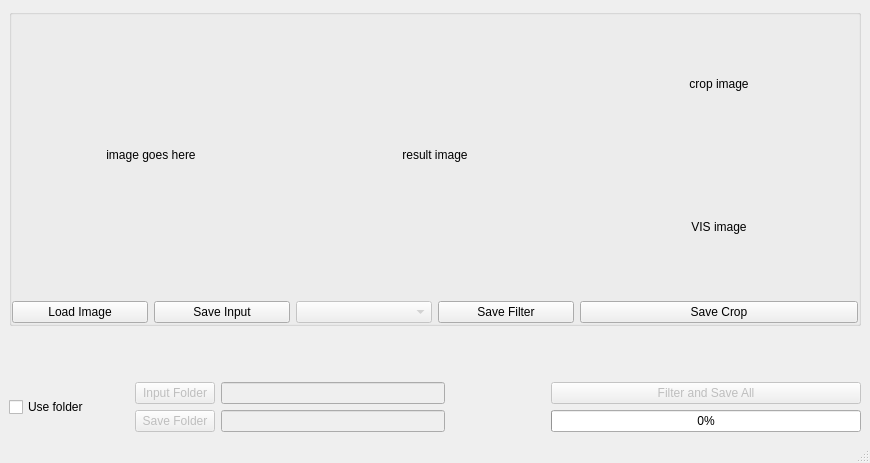
The window that app/ui/design.ui (mpcutino/pipes_gui) describes before a commit, drawn with Qt 5.
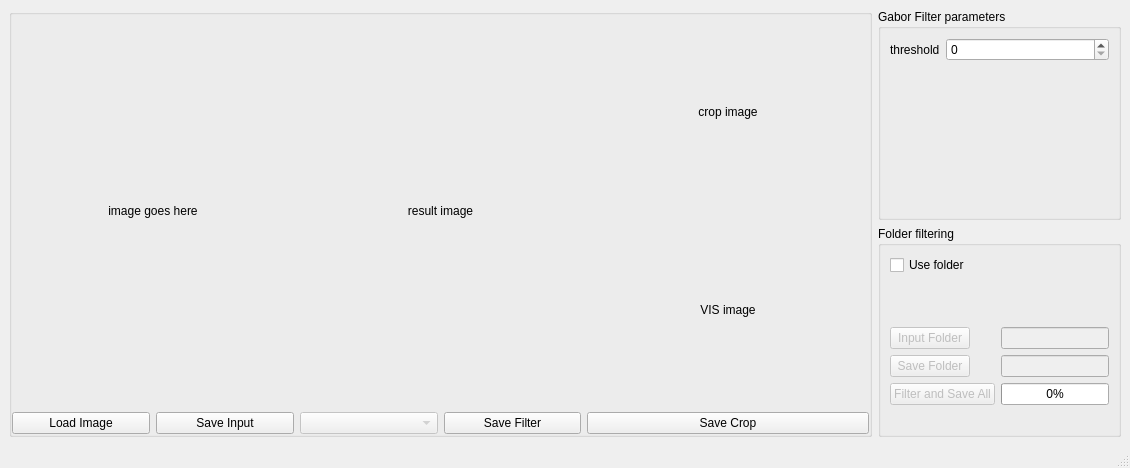
The same window after the commit.

Patch:
```diff
--- a/app/ui/design.ui
+++ b/app/ui/design.ui
@@ -6,15 +6,17 @@
    <rect>
     <x>0</x>
     <y>0</y>
-    <width>870</width>
-    <height>463</height>
+    <width>1130</width>
+    <height>468</height>
    </rect>
   </property>
   <property name="windowTitle">
    <string>MainWindow</string>
   </property>
   <widget class="QWidget" name="centralwidget">
-   <layout class="QVBoxLayout" name="verticalLayout_4" stretch="1,0,0">
+   <layout class="QVBoxLayout" name="verticalLayout_5">
+    <item>
+     <layout class="QHBoxLayout" name="horizontalLayout_6" stretch="3,0">
     <item>
      <widget class="QGroupBox" name="gBox_OneImageTest">
       <property name="enabled">
@@ -147,55 +149,44 @@
      </widget>
     </item>
     <item>
-     <spacer name="verticalSpacer">
-      <property name="orientation">
-       <enum>Qt::Vertical</enum>
-      </property>
-      <property name="sizeType">
-       <enum>QSizePolicy::Maximum</enum>
-      </property>
-      <property name="sizeHint" stdset="0">
-       <size>
-        <width>20</width>
-        <height>50</height>
-       </size>
-      </property>
-     </spacer>
-    </item>
+       <layout class="QVBoxLayout" name="verticalLayout_4">
+        <item>
+         <widget class="QGroupBox" name="gbox_GaborParams">
+          <property name="title">
+           <string>Gabor Filter parameters</string>
+          </property>
+          <layout class="QFormLayout" name="formLayout_4">
+           <item row="0" column="1">
+            <widget class="QSpinBox" name="spinBox_ThrValue">
+             <property name="maximum">
+              <number>255</number>
+             </property>
+            </widget>
+           </item>
+           <item row="0" column="0">
+            <widget class="QLabel" name="label">
+             <property name="text">
+              <string>threshold</string>
+             </property>
+            </widget>
+           </item>
+          </layout>
+         </widget>
+        </item>
     <item>
-     <layout class="QHBoxLayout" name="horizontalLayout_3" stretch="0,0,0,0,0">
-      <property name="sizeConstraint">
-       <enum>QLayout::SetMaximumSize</enum>
-      </property>
-      <property name="topMargin">
-       <number>0</number>
-      </property>
-      <item>
+         <widget class="QGroupBox" name="gBox_UseFolder">
+          <property name="title">
+           <string>Folder filtering</string>
+          </property>
+          <layout class="QFormLayout" name="formLayout_5">
+           <item row="0" column="0">
        <widget class="QCheckBox" name="checkBox_UseFolder">
         <property name="text">
          <string>Use folder</string>
         </property>
        </widget>
       </item>
-      <item>
-       <spacer name="horizontalSpacer_2">
-        <property name="orientation">
-         <enum>Qt::Horizontal</enum>
-        </property>
-        <property name="sizeType">
-         <enum>QSizePolicy::Minimum</enum>
-        </property>
-        <property name="sizeHint" stdset="0">
-         <size>
-          <width>40</width>
-          <height>20</height>
-         </size>
-        </property>
-       </spacer>
-      </item>
-      <item>
-       <layout class="QFormLayout" name="formLayout_2">
-        <item row="3" column="0">
+           <item row="2" column="0">
          <widget class="QPushButton" name="btn_loadInputPath">
           <property name="enabled">
            <bool>false</bool>
@@ -205,14 +196,14 @@
           </property>
          </widget>
         </item>
-        <item row="3" column="1">
+           <item row="2" column="1">
          <widget class="QLineEdit" name="lEdit_FilesLoadPath">
           <property name="enabled">
            <bool>false</bool>
           </property>
          </widget>
         </item>
-        <item row="4" column="0">
+           <item row="3" column="0">
          <widget class="QPushButton" name="btn_LoadSaveFolder">
           <property name="enabled">
            <bool>false</bool>
@@ -222,34 +213,14 @@
           </property>
          </widget>
         </item>
-        <item row="4" column="1">
+           <item row="3" column="1">
          <widget class="QLineEdit" name="lEdit_FilesSavePath">
           <property name="enabled">
            <bool>false</bool>
           </property>
          </widget>
         </item>
-       </layout>
-      </item>
-      <item>
-       <spacer name="horizontalSpacer">
-        <property name="orientation">
-         <enum>Qt::Horizontal</enum>
-        </property>
-        <property name="sizeType">
-         <enum>QSizePolicy::Maximum</enum>
-        </property>
-        <property name="sizeHint" stdset="0">
-         <size>
-          <width>100</width>
-          <height>20</height>
-         </size>
-        </property>
-       </spacer>
-      </item>
-      <item>
-       <layout class="QVBoxLayout" name="verticalLayout_5">
-        <item>
+           <item row="4" column="0">
          <widget class="QPushButton" name="btn_FilterSaveAll">
           <property name="enabled">
            <bool>false</bool>
@@ -259,13 +230,32 @@
           </property>
          </widget>
         </item>
-        <item>
+           <item row="4" column="1">
          <widget class="QProgressBar" name="progressBar">
           <property name="value">
            <number>0</number>
           </property>
          </widget>
         </item>
+           <item row="1" column="0">
+            <spacer name="verticalSpacer">
+             <property name="orientation">
+              <enum>Qt::Vertical</enum>
+             </property>
+             <property name="sizeType">
+              <enum>QSizePolicy::Minimum</enum>
+             </property>
+             <property name="sizeHint" stdset="0">
+              <size>
+               <width>20</width>
+               <height>40</height>
+              </size>
+             </property>
+            </spacer>
+           </item>
+          </layout>
+         </widget>
+        </item>
        </layout>
       </item>
      </layout>
```
Left out of the diff: 2 changed lines with no effect on the pictures. Lines whose indentation alone changed are shown as unchanged.
